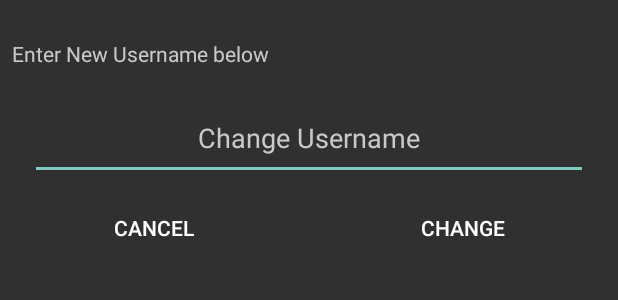
After one commit to sarthakps/to-do, an Android app: the layout popup_change_username.xml on its own in the app's theme, with its tools: preview values and no code run, on a phone screen of 412 x 824 dp. The commit adds this screen. Shown: the top 300 px of the screen. Run offline under Robolectric (Android 15) with nearby library versions, the phone set to English and light mode, and no system bars.

Commit message:
change username feature added

```diff
--- a/app/src/main/java/com/example/todo/HomePage.java
+++ b/app/src/main/java/com/example/todo/HomePage.java
@@ -12,6 +12,7 @@ import androidx.recyclerview.widget.SimpleItemAnimator;
 import android.app.NotificationChannel;
 import android.app.NotificationManager;
 import android.content.Context;
+import android.content.SharedPreferences;
 import android.database.Cursor;
 import android.os.Build;
 import android.os.Bundle;
@@ -85,6 +86,9 @@ public class HomePage extends AppCompatActivity {
         switch (item.getItemId()) {
             case R.id.btnMenu_add_todo_list:
                 add_todo_list_popup();
+                return true;
+            case R.id.btnChangeUsername:
+                change_username_popup();
                 return true;
         }
 
@@ -188,6 +192,44 @@ public class HomePage extends AppCompatActivity {
         alertDialog.show();
     }
 
+    public void change_username_popup(){
+        //inflating the change username pop out layout
+        View viewLocal;
+        viewLocal = LayoutInflater.from(getApplicationContext()).inflate(R.layout.popup_change_username,null);
+        final EditText etNewUsername = viewLocal.findViewById(R.id.popup_change_username);
+        final String currentTitle = getSupportActionBar().getTitle().toString();
+
+        etNewUsername.setText(currentTitle);
+
+        //creating ALERT DIALOG
+        AlertDialog.Builder builder = new AlertDialog.Builder(HomePage.this);
+        builder.setView(viewLocal);
+        final AlertDialog alertDialog = builder.create();
+
+        // Cancel button click listener
+        viewLocal.findViewById(R.id.popup_change_username_cancel_btn).setOnClickListener(new View.OnClickListener() {
+            @Override
+            public void onClick(View view) {
+                alertDialog.cancel();
+            }
+        });
+
+        // Change button click listener
+        viewLocal.findViewById(R.id.popup_change_username_done_btn).setOnClickListener(new View.OnClickListener() {
+            @Override
+            public void onClick(View view) {
+                if(!etNewUsername.getText().toString().isEmpty()){
+                    // changing the username
+                    SharedPreferences prefs = getSharedPreferences("user_data", MODE_PRIVATE);
+                    prefs.edit().putString("username", etNewUsername.getText().toString().trim()).apply();
+                    getSupportActionBar().setTitle(getSharedPreferences("user_data", MODE_PRIVATE).getString("username", "To Do"));
+                    alertDialog.cancel();
+                }
+            }
+        });
+        alertDialog.show();
+    }
+
 
     public static void setSelectedIcon(String iconName) {
         selectedIconImage.setImageResource(staticContext.getResources().getIdentifier(iconName, "drawable", staticContext.getPackageName()));
--- /dev/null
+++ b/app/src/main/res/layout/popup_change_username.xml
@@ -0,0 +1,67 @@
+<?xml version="1.0" encoding="utf-8"?>
+<LinearLayout
+    xmlns:android="http://schemas.android.com/apk/res/android"
+    android:layout_width="match_parent"
+    android:layout_height="wrap_content"
+    android:orientation="vertical"
+    >
+
+    <TextView
+        android:id="@+id/placeholder_popup_change_username"
+        android:layout_width="match_parent"
+        android:layout_height="@dimen/text_view_extra_large"
+        android:layout_marginStart="@dimen/hori_small"
+        android:layout_marginTop="@dimen/vert_small"
+        android:layout_marginEnd="@dimen/hori_extra_large"
+        android:gravity="left|fill_vertical"
+        android:hint="@string/enterNewUsername"
+        android:inputType="textCapWords"
+        android:singleLine="true"
+        android:textColor="@color/textPrimary"
+        android:textColorHint="@color/textPrimary" />
+
+    <EditText
+        android:id="@+id/popup_change_username"
+        android:layout_width="match_parent"
+        android:layout_height="@dimen/text_view_extra_large"
+        android:hint="@string/changeUsername"
+        android:textColor="@color/textPrimary"
+        android:inputType="textCapWords"
+        android:textColorHint="@color/textPrimary"
+        android:maxLength="20"
+        android:singleLine="true"
+        android:gravity="center"
+        android:layout_marginBottom="@dimen/vert_small"
+        android:layout_marginStart="@dimen/hori_extra_large"
+        android:layout_marginEnd="@dimen/hori_extra_large" />
+
+    <LinearLayout
+        android:layout_width="match_parent"
+        android:layout_height="wrap_content"
+        android:orientation="horizontal">
+
+        <Button
+            android:layout_weight="1"
+            android:id="@+id/popup_change_username_cancel_btn"
+            android:layout_width="wrap_content"
+            android:layout_height="wrap_content"
+            android:text="@string/cancel"
+            android:background="@drawable/ripple_effect_rectangle"
+            android:clickable="true"
+            android:textColor="@color/textPrimaryBright"
+            android:focusable="true"/>
+
+        <Button
+            android:id="@+id/popup_change_username_done_btn"
+            android:layout_weight="1"
+            android:layout_width="wrap_content"
+            android:layout_height="wrap_content"
+            android:text="@string/change"
+            android:textColor="@color/textPrimaryBright"
+            android:background="@drawable/ripple_effect_rectangle"
+            android:clickable="true"
+            android:focusable="true"/>
+
+    </LinearLayout>
+
+</LinearLayout>
--- a/app/src/main/res/menu/menu_homepage.xml
+++ b/app/src/main/res/menu/menu_homepage.xml
@@ -8,5 +8,8 @@
         app:showAsAction="always"
         android:icon="@drawable/icon_add_todo"
         android:title=""/>
+    <item android:title="@string/changeUsername"
+        android:id="@+id/btnChangeUsername"
+        />
 
 </menu>
--- a/app/src/main/res/values/dimen.xml
+++ b/app/src/main/res/values/dimen.xml
@@ -35,4 +35,7 @@
     <!-- ICON -->
     <dimen name="list_icon_size">32dp</dimen>
 
+    <!-- LAYOUT HEIGHT -->
+    <dimen name="text_view_extra_large">56dp</dimen>
+
 </resources>
--- a/app/src/main/res/values/strings.xml
+++ b/app/src/main/res/values/strings.xml
@@ -19,5 +19,9 @@
     <string name="tomorrow">Tomorrow</string>
     <string name="done">Done</string>
     <string name="important">Important</string>
+    <string name="changeUsername">Change Username</string>
+    <string name="enterNewUsername">Enter New Username below</string>
+    <string name="cancel">CANCEL</string>
+    <string name="change">CHANGE</string>
 
 </resources>
```
